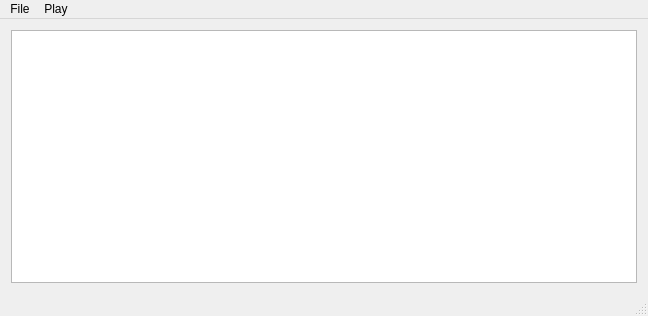
obraunsdorf/playbook-creator, file src/dialogs/mainDialog.ui: the form before one commit.
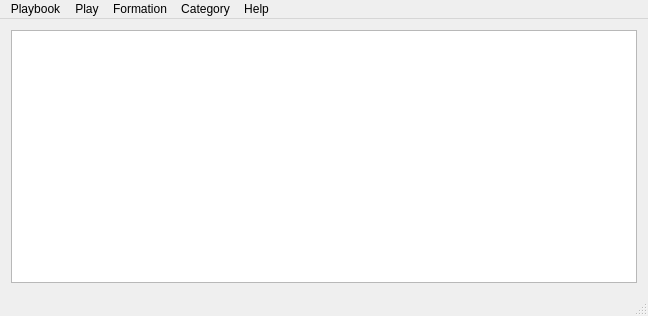
The form after the commit.

Commit message: - added ability to save playbook to / load playbook from hard disk - todo: clean up code!

What changed in the file:
```diff
--- a/src/dialogs/mainDialog.ui
+++ b/src/dialogs/mainDialog.ui
@@ -40,7 +40,7 @@
    </property>
    <widget class="QMenu" name="menuFile">
     <property name="title">
-     <string>File</string>
+     <string>Playbook</string>
     </property>
     <addaction name="actionNew_Playbook"/>
     <addaction name="actionOpen_Playbook"/>
@@ -58,8 +58,35 @@
     <addaction name="actionSave_Play_as"/>
     <addaction name="actionExport_Play"/>
    </widget>
+   <widget class="QMenu" name="menuFormation">
+    <property name="enabled">
+     <bool>true</bool>
+    </property>
+    <property name="title">
+     <string>Formation</string>
+    </property>
+    <addaction name="actionSave_formation"/>
+    <addaction name="actionSave_formation_as"/>
+   </widget>
+   <widget class="QMenu" name="menuHelp">
+    <property name="title">
+     <string>Help</string>
+    </property>
+    <addaction name="actionAbout"/>
+   </widget>
+   <widget class="QMenu" name="menuCategory">
+    <property name="title">
+     <string>Category</string>
+    </property>
+    <addaction name="actionAdd_play_to_category"/>
+    <addaction name="actionNew_Category"/>
+    <addaction name="actionDelete_Category"/>
+   </widget>
    <addaction name="menuFile"/>
    <addaction name="menuPlay"/>
+   <addaction name="menuFormation"/>
+   <addaction name="menuCategory"/>
+   <addaction name="menuHelp"/>
   </widget>
   <widget class="QStatusBar" name="statusBar"/>
   <action name="actionNew_Playbook">
```
Left out of the diff: 196 changed lines with no effect on the pictures. The commit also changes 27 other files.
